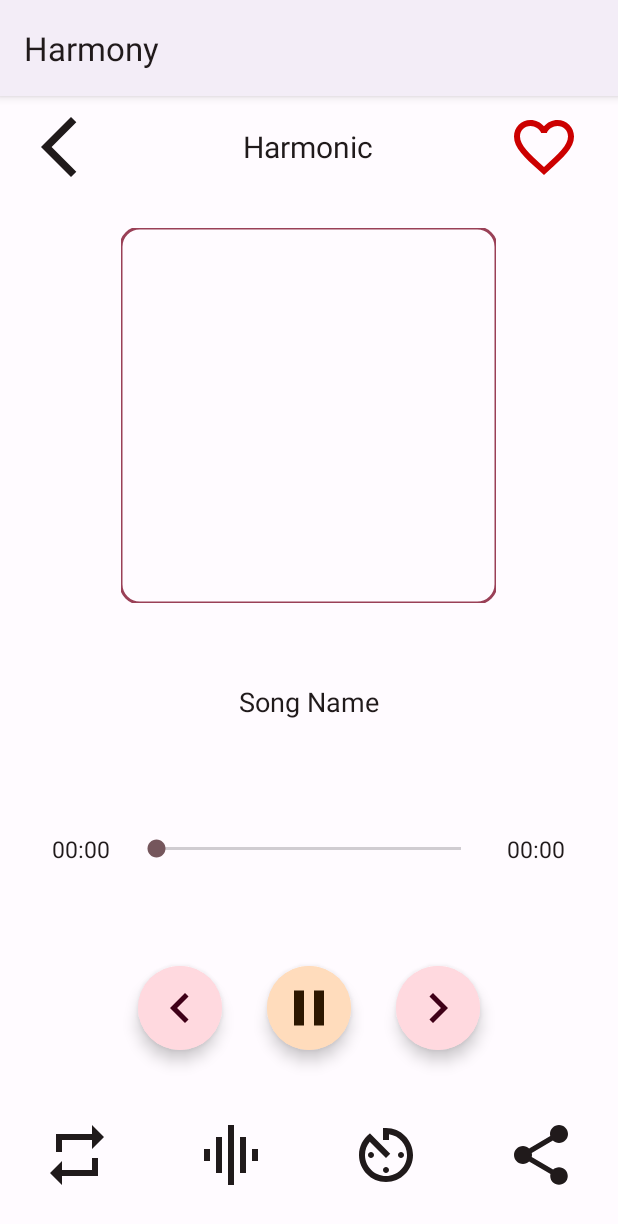
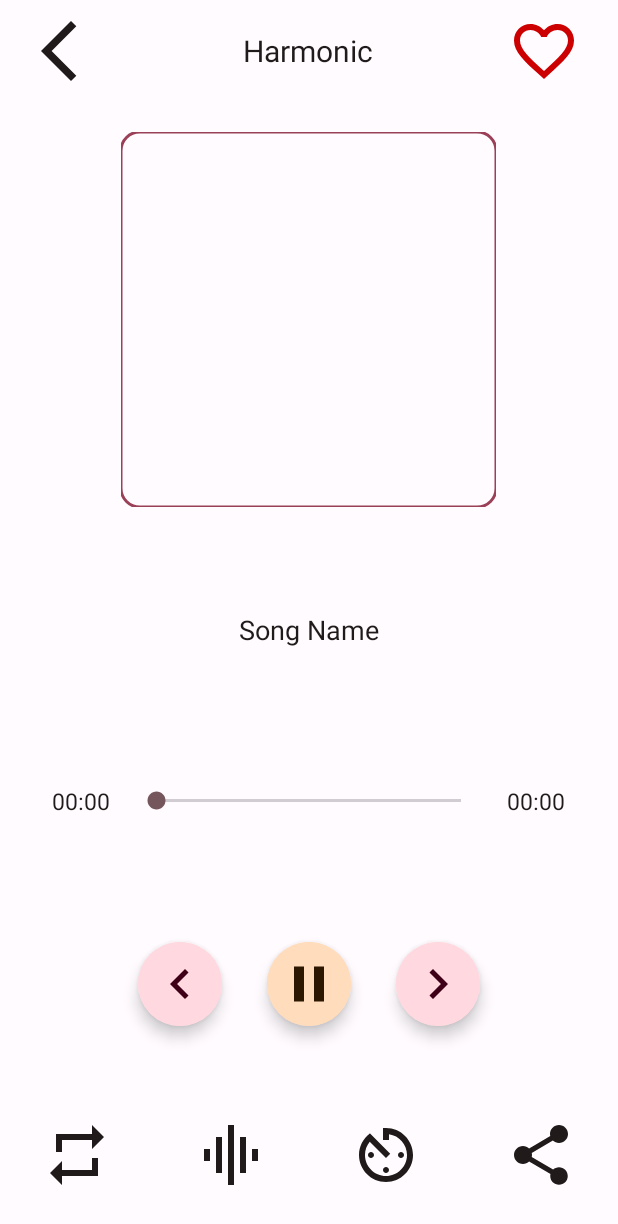
Before and after one commit to AnshulMal1k117/Harmony, an Android app: the screen it shows after launch (PlayerActivity), after a tap on "Shuffle", on a phone screen of 412 x 824 dp. Shown: the top 1224 px of the screen. Run offline under Robolectric (Android 15) with nearby library versions, the phone set to English and light mode, and no system bars.

Commit message:
Updated Themes for Navigation Drawer

```diff
--- a/app/src/main/AndroidManifest.xml
+++ b/app/src/main/AndroidManifest.xml
@@ -14,7 +14,7 @@
         android:label="@string/app_name"
         android:roundIcon="@mipmap/harmony_logo_round"
         android:supportsRtl="true"
-        android:theme="@style/splash_screen"
+        android:theme="@style/Splash.Screen.Theme"
         tools:targetApi="31">
         <activity
             android:name=".PlaylistsActivity"
--- a/app/src/main/java/com/example/harmony/MainActivity.kt
+++ b/app/src/main/java/com/example/harmony/MainActivity.kt
@@ -27,8 +27,8 @@ class MainActivity : AppCompatActivity() {
         //Calling the function to check and ask permissions
         requestRuntimePermissions()
 
-        //Setting the main theme of the app
-        setTheme(R.style.Base_Theme_Harmony)
+        //Setting the main theme of the app to Navigation Drawer Theme with action bar
+        setTheme(R.style.Navigation_Drawer_Theme)
 
         //LayoutInflater is used to create a new View (or Layout) object from one of your xml layouts
         binding = ActivityMainBinding.inflate(layoutInflater)
--- a/app/src/main/res/values/themes.xml
+++ b/app/src/main/res/values/themes.xml
@@ -1,6 +1,6 @@
 <resources>
     <!-- Base application theme. -->
-    <style name="Base.Theme.Harmony" parent="Theme.Material3.DayNight">
+    <style name="Base.Theme.Harmony" parent="Theme.Material3.DayNight.NoActionBar">
         <!-- Customize your light theme here. -->
         <item name="colorPrimary">@color/md_theme_light_primary</item>
         <item name="colorOnPrimary">@color/md_theme_light_onPrimary</item>
@@ -30,7 +30,38 @@
         <item name="colorPrimaryInverse">@color/md_theme_light_inversePrimary</item>
     </style>
 
-    <style name="splash_screen" parent="Theme.Material3.DayNight">
+    <!--Theme for splash screen-->
+    <style name="Splash.Screen.Theme" parent="Theme.Material3.DayNight">
     <item name="android:windowBackground">@drawable/harmony_splash_screen</item>
     </style>
+
+    <!--Theme for navigation drawer-->
+    <style name="Navigation.Drawer.Theme" parent="Theme.Material3.DayNight">
+        <item name="colorPrimary">@color/md_theme_light_primary</item>
+        <item name="colorOnPrimary">@color/md_theme_light_onPrimary</item>
+        <item name="colorPrimaryContainer">@color/md_theme_light_primaryContainer</item>
+        <item name="colorOnPrimaryContainer">@color/md_theme_light_onPrimaryContainer</item>
+        <item name="colorSecondary">@color/md_theme_light_secondary</item>
+        <item name="colorOnSecondary">@color/md_theme_light_onSecondary</item>
+        <item name="colorSecondaryContainer">@color/md_theme_light_secondaryContainer</item>
+        <item name="colorOnSecondaryContainer">@color/md_theme_light_onSecondaryContainer</item>
+        <item name="colorTertiary">@color/md_theme_light_tertiary</item>
+        <item name="colorOnTertiary">@color/md_theme_light_onTertiary</item>
+        <item name="colorTertiaryContainer">@color/md_theme_light_tertiaryContainer</item>
+        <item name="colorOnTertiaryContainer">@color/md_theme_light_onTertiaryContainer</item>
+        <item name="colorError">@color/md_theme_light_error</item>
+        <item name="colorErrorContainer">@color/md_theme_light_errorContainer</item>
+        <item name="colorOnError">@color/md_theme_light_onError</item>
+        <item name="colorOnErrorContainer">@color/md_theme_light_onErrorContainer</item>
+        <item name="android:colorBackground">@color/md_theme_light_background</item>
+        <item name="colorOnBackground">@color/md_theme_light_onBackground</item>
+        <item name="colorSurface">@color/md_theme_light_surface</item>
+        <item name="colorOnSurface">@color/md_theme_light_onSurface</item>
+        <item name="colorSurfaceVariant">@color/md_theme_light_surfaceVariant</item>
+        <item name="colorOnSurfaceVariant">@color/md_theme_light_onSurfaceVariant</item>
+        <item name="colorOutline">@color/md_theme_light_outline</item>
+        <item name="colorOnSurfaceInverse">@color/md_theme_light_inverseOnSurface</item>
+        <item name="colorSurfaceInverse">@color/md_theme_light_inverseSurface</item>
+        <item name="colorPrimaryInverse">@color/md_theme_light_inversePrimary</item>
+    </style>
 </resources>
```
